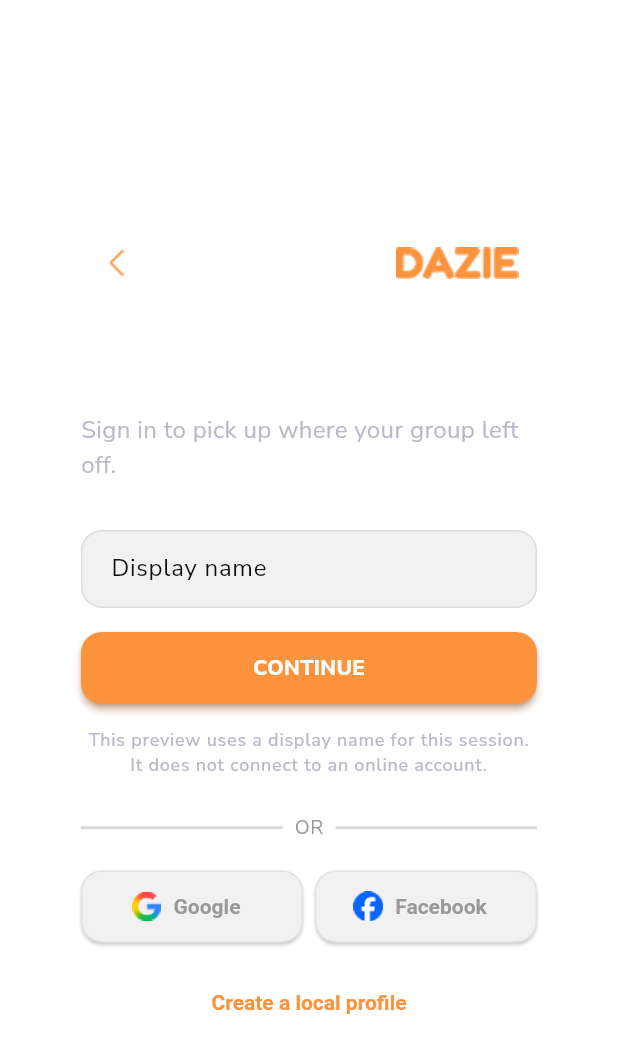
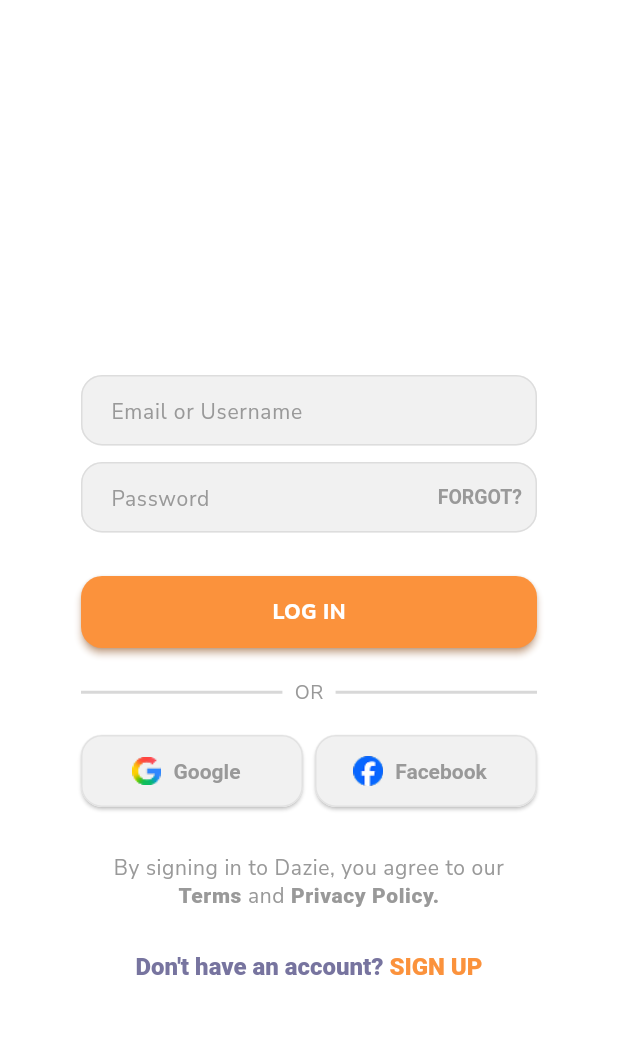
Before and after one commit to prinpami/Dazie, a Flutter app: the LoginScreen screen opened by its route, on a phone screen of 412 x 824 dp. Shown: the top 1053 px of the screen. Run offline on Flutter 3.47's test engine with Material 3 defaults, Android fonts, the phone set to English and light mode, and no system bars.

Commit message:
feat: match the login mockup

```diff
--- a/lib/screens/login_screen.dart
+++ b/lib/screens/login_screen.dart
@@ -1,6 +1,5 @@
 import 'package:flutter/material.dart';
 
-import '../theme/app_spacing.dart';
 import '../theme/app_theme.dart';
 import '../widgets/dazie_action_button.dart';
 import '../widgets/dazie_page.dart';
@@ -16,23 +15,31 @@ class LoginScreen extends StatefulWidget {
 
 class _LoginScreenState extends State<LoginScreen> {
   final _formKey = GlobalKey<FormState>();
-  final _nameController = TextEditingController();
+  final _identityController = TextEditingController();
+  final _passwordController = TextEditingController();
 
   @override
   void dispose() {
-    _nameController.dispose();
+    _identityController.dispose();
+    _passwordController.dispose();
     super.dispose();
   }
 
-  void _continueToHome() {
+  void _logIn() {
     if (_formKey.currentState?.validate() != true) return;
 
-    // This is only a local preview. It does not check an online account.
+    // The mockup flow uses the entered identity as a temporary display name.
     Navigator.pushNamedAndRemoveUntil(
       context,
       '/home',
       (route) => false,
-      arguments: _nameController.text.trim(),
+      arguments: _identityController.text.trim(),
+    );
+  }
+
+  void _forgotPassword() {
+    ScaffoldMessenger.of(context).showSnackBar(
+      const SnackBar(content: Text('Password recovery is not connected yet.')),
     );
   }
 
@@ -42,66 +49,86 @@ class _LoginScreenState extends State<LoginScreen> {
       child: Form(
         key: _formKey,
         child: Column(
+          mainAxisSize: MainAxisSize.min,
           crossAxisAlignment: CrossAxisAlignment.stretch,
           children: [
-            const SizedBox(height: AppSpacing.md),
-            Row(
-              children: [
-                IconButton(
-                  tooltip: 'Back',
-                  onPressed: () => Navigator.maybePop(context),
-                  icon: Image.asset('assets/images/BackButton.png', width: 22),
-                ),
-                const Spacer(),
-                Image.asset(
-                  'assets/images/DAZIE.png',
-                  width: 82,
-                  height: 26,
-                  fit: BoxFit.contain,
-                  semanticLabel: 'Dazie',
-                ),
-                const SizedBox(width: 12),
-              ],
-            ),
-            const SizedBox(height: AppSpacing.xl),
             Text(
-              'Welcome back',
+              'Log in',
+              textAlign: TextAlign.center,
               style: Theme.of(context).textTheme.headlineSmall,
             ),
-            const SizedBox(height: AppSpacing.sm),
-            Text(
-              'Sign in to pick up where your group left off.',
-              style: Theme.of(context).textTheme.bodyMedium
-                  ?.copyWith(color: DazieColors.mutedText),
+            const SizedBox(height: 48),
+            SizedBox(
+              height: 47,
+              child: DazieTextField(
+                controller: _identityController,
+                hint: 'Email or Username',
+                keyboardType: TextInputType.emailAddress,
+                textInputAction: TextInputAction.next,
+                validator: (value) => value == null || value.trim().isEmpty
+                    ? 'Enter your email or username.'
+                    : null,
+              ),
             ),
-            const SizedBox(height: AppSpacing.xl),
-            DazieTextField(
-              controller: _nameController,
-              label: 'Display name',
-              hint: 'Your name',
-              textCapitalization: TextCapitalization.words,
-              textInputAction: TextInputAction.done,
-              validator: (value) => value == null || value.trim().isEmpty
-                  ? 'Enter your display name.'
-                  : null,
-              onSubmitted: (_) => _continueToHome(),
+            const SizedBox(height: 11),
+            SizedBox(
+              height: 47,
+              child: DazieTextField(
+                controller: _passwordController,
+                hint: 'Password',
+                obscureText: true,
+                textInputAction: TextInputAction.done,
+                validator: (value) => value == null || value.isEmpty
+                    ? 'Enter your password.'
+                    : null,
+                onSubmitted: (_) => _logIn(),
+                suffixIcon: TextButton(
+                  onPressed: _forgotPassword,
+                  style: TextButton.styleFrom(
+                    foregroundColor: DazieColors.fieldText,
+                    padding: const EdgeInsets.symmetric(horizontal: 10),
+                    minimumSize: Size.zero,
+                    tapTargetSize: MaterialTapTargetSize.shrinkWrap,
+                    textStyle: const TextStyle(
+                      fontSize: 13,
+                      fontWeight: FontWeight.w700,
+                    ),
+                  ),
+                  child: const Text('FORGOT?'),
+                ),
+              ),
             ),
-            const SizedBox(height: AppSpacing.md),
-            DazieActionButton(label: 'CONTINUE', onPressed: _continueToHome),
-            const SizedBox(height: AppSpacing.md),
-            Text(
-              'This preview uses a display name for this session. It does not connect to an online account.',
-              textAlign: TextAlign.center,
-              style: Theme.of(context).textTheme.labelSmall
-                  ?.copyWith(height: 1.4),
-            ),
-            const SizedBox(height: AppSpacing.lg),
+            const SizedBox(height: 29),
+            DazieActionButton(label: 'LOG IN', onPressed: _logIn),
+            const SizedBox(height: 21),
             const DazieProviderButtons(),
-            const SizedBox(height: AppSpacing.md),
+            const SizedBox(height: 31),
+            const _LegalNotice(verb: 'signing in'),
+            const SizedBox(height: 28),
             TextButton(
-              onPressed: () =>
-                  Navigator.pushReplacementNamed(context, '/register'),
-              child: const Text('Create a local profile'),
+              onPressed: () => Navigator.pushNamed(context, '/register'),
+              style: TextButton.styleFrom(
+                padding: EdgeInsets.zero,
+                minimumSize: Size.zero,
+                tapTargetSize: MaterialTapTargetSize.shrinkWrap,
+              ),
+              child: Text.rich(
+                TextSpan(
+                  style: const TextStyle(
+                    color: DazieColors.violetText,
+                    fontSize: 16,
+                    fontWeight: FontWeight.w800,
+                  ),
+                  children: const [
+                    TextSpan(text: "Don't have an account? "),
+                    TextSpan(
+                      text: 'SIGN UP',
+                      style: TextStyle(color: DazieColors.tangerineOrange),
+                    ),
+                  ],
+                ),
+                textAlign: TextAlign.center,
+              ),
             ),
           ],
         ),
@@ -109,3 +136,31 @@ class _LoginScreenState extends State<LoginScreen> {
     );
   }
 }
+
+class _LegalNotice extends StatelessWidget {
+  const _LegalNotice({required this.verb});
+
+  final String verb;
+
+  @override
+  Widget build(BuildContext context) {
+    return Text.rich(
+      TextSpan(
+        style: Theme.of(context).textTheme.bodySmall?.copyWith(fontSize: 14),
+        children: [
+          TextSpan(text: 'By $verb to Dazie, you agree to our '),
+          const TextSpan(
+            text: 'Terms',
+            style: TextStyle(fontWeight: FontWeight.w800),
+          ),
+          const TextSpan(text: ' and '),
+          const TextSpan(
+            text: 'Privacy Policy.',
+            style: TextStyle(fontWeight: FontWeight.w800),
+          ),
+        ],
+      ),
+      textAlign: TextAlign.center,
+    );
+  }
+}
```
